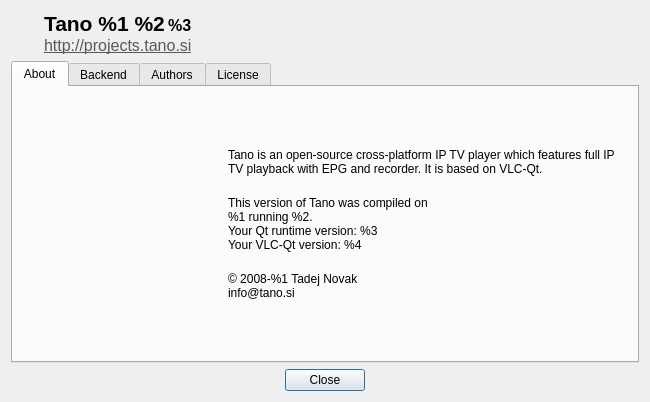
ntadej/tano, file src/ui/dialogs/AboutDialog.ui: the form before one commit.
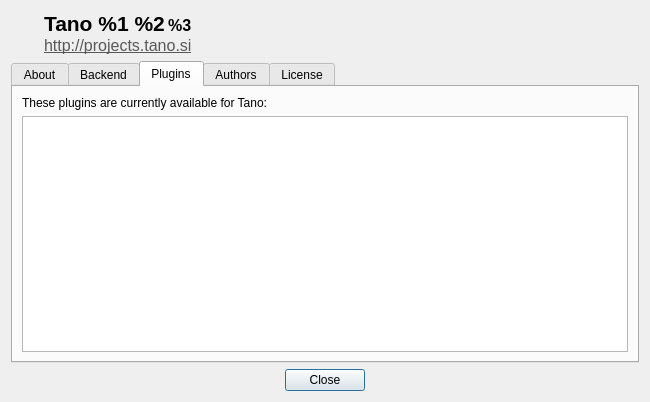
The form after the commit. The open tabs and pages were chosen to show the change. Icons and pictures are not drawn. Custom widgets are drawn as their Qt base class.

Commit message:
Re-added plugin support
EPG plugin support.

The edit to the form file:
```diff
--- a/src/ui/dialogs/AboutDialog.ui
+++ b/src/ui/dialogs/AboutDialog.ui
@@ -263,6 +263,35 @@
        </item>
       </layout>
      </widget>
+     <widget class="QWidget" name="pagePlugins">
+      <attribute name="title">
+       <string>Plugins</string>
+      </attribute>
+      <layout class="QVBoxLayout" name="verticalLayout">
+       <item>
+        <widget class="QLabel" name="labelPlugins">
+         <property name="text">
+          <string>These plugins are currently available for Tano:</string>
+         </property>
+        </widget>
+       </item>
+       <item>
+        <widget class="QTreeWidget" name="pluginsWidget">
+         <property name="editTriggers">
+          <set>QAbstractItemView::NoEditTriggers</set>
+         </property>
+         <property name="headerHidden">
+          <bool>true</bool>
+         </property>
+         <column>
+          <property name="text">
+           <string notr="true">1</string>
+          </property>
+         </column>
+        </widget>
+       </item>
+      </layout>
+     </widget>
      <widget class="QWidget" name="pageAuthors">
       <attribute name="title">
        <string>Authors</string>
```
The commit also changes 22 other files.
